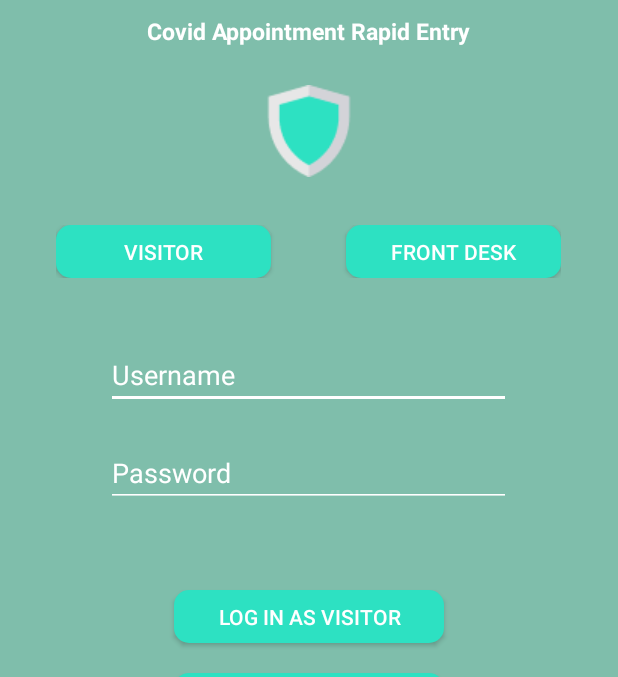
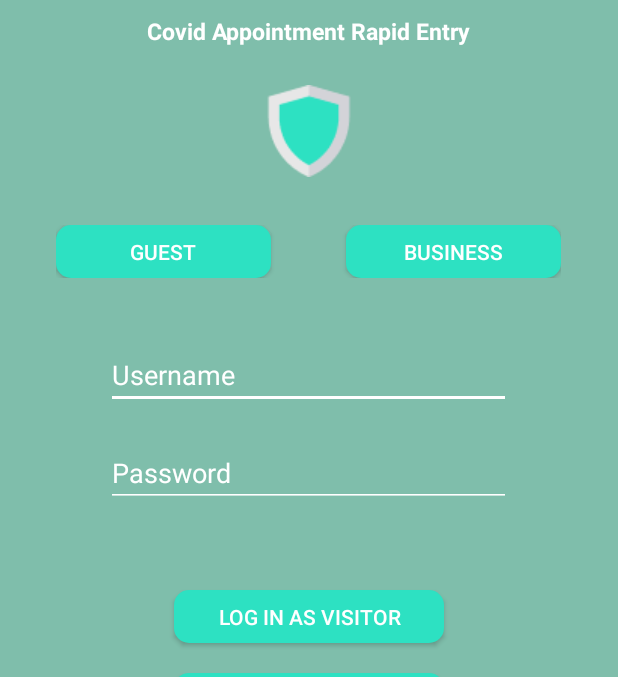
Before and after one commit to svarh/SWE-UT4, an Android app: the screen it shows after launch (MainActivity), on a phone screen of 412 x 824 dp, the part 176-853 px from its top. Run offline under Robolectric (Android 15) with nearby library versions, the phone set to English and light mode, and no system bars; 1 statement that could not run was skipped.

```diff
--- a/app/build.gradle
+++ b/app/build.gradle
@@ -1,6 +1,5 @@
 plugins {
     id 'com.android.application'
-    id 'com.google.gms.google-services'
 }
 
 android {
@@ -38,8 +37,6 @@ dependencies {
     testImplementation 'junit:junit:4.+'
     androidTestImplementation 'androidx.test.ext:junit:1.1.2'
     androidTestImplementation 'androidx.test.espresso:espresso-core:3.3.0'
-    implementation platform('com.google.firebase:firebase-bom:26.6.0')
-    implementation 'com.google.firebase:firebase-analytics'
 
     // Rounded corner button support
     implementation 'com.google.android.material:material:1.2.1'
--- a/app/src/main/java/com/example/care/MainActivity.java
+++ b/app/src/main/java/com/example/care/MainActivity.java
@@ -2,13 +2,57 @@ package com.example.care;
 
 import androidx.appcompat.app.AppCompatActivity;
 
+import android.app.Activity;
 import android.os.Bundle;
+import android.view.View;
+import android.widget.*;
 
-public class MainActivity extends AppCompatActivity {
+public class MainActivity extends AppCompatActivity implements View.OnClickListener {
+
+    private UserModel userModel;
+    static Activity thisActivity = null;
+
+    @Override
+    public void onClick(View v) {
+        switch (v.getId()) {
+            case R.id.btnLogIn:
+                EditText editTxtUsername = findViewById(R.id.editTxtUsername);
+                EditText editTxtPassword = findViewById(R.id.editTxtPassword);
+                String username = editTxtUsername.getText().toString();
+                String password = editTxtPassword.getText().toString();
+                this.userModel.login(username, password);
+                break;
+        }
+    }
+
+    // This method initializes all the needed things
+    private void initialize () {
+
+        // Initialize Activity
+        thisActivity = this;
+
+        // Initialize UserModel
+        userModel = new UserModel();
+
+        // Initialize buttons listener
+        Button btnLogin = findViewById(R.id.btnLogIn);
+        btnLogin.setOnClickListener(this);
+
+    }
 
     @Override
     protected void onCreate(Bundle savedInstanceState) {
         super.onCreate(savedInstanceState);
         setContentView(R.layout.activity_main);
+
+        initialize();
+
     }
+
+
+    // This method creates Toast to send notification
+    public static void makeToast(String str) {
+        Toast.makeText(thisActivity, str, Toast.LENGTH_SHORT).show();
+    }
+
 }
--- a/app/src/main/res/layout/activity_main.xml
+++ b/app/src/main/res/layout/activity_main.xml
@@ -71,9 +71,9 @@
         <Button
             android:layout_width="143dp"
             android:layout_height="35dp"
-            android:id="@+id/btnVisitor"
+            android:id="@+id/btnGuest"
 
-            android:text="Visitor"
+            android:text="Guest"
             android:background="@drawable/my_button"
             android:textColor="@color/white"
             android:textAlignment="center"
@@ -83,11 +83,11 @@
         <Button
             android:layout_width="143dp"
             android:layout_height="35dp"
-            android:id="@+id/btnFrontDesk"
-            android:layout_toRightOf="@+id/btnVisitor"
+            android:id="@+id/btnBusiness"
+            android:layout_toRightOf="@+id/btnGuest"
             android:layout_marginLeft="50dp"
 
-            android:text="Front Desk"
+            android:text="Business"
             android:background="@drawable/my_button"
             android:textColor="@color/white"
             android:textAlignment="center"
@@ -123,6 +123,7 @@
         android:textColor="@color/white"
         android:textColorHint="@color/white"
         android:backgroundTint="@color/white"/>
+
 
     <Button
         android:layout_width="180dp"
--- a/app/src/main/res/values/colors.xml
+++ b/app/src/main/res/values/colors.xml
@@ -7,6 +7,7 @@
     <color name="teal_700">#FF018786</color>
     <color name="black">#FF000000</color>
     <color name="white">#FFFFFFFF</color>
+    <color name="red">#E40808</color>
     <color name="background">#7FBEAB</color>
     <color name="button_color">#2DE1C2</color>
 </resources>
--- a/build.gradle
+++ b/build.gradle
@@ -6,7 +6,7 @@ buildscript {
     }
     dependencies {
         classpath "com.android.tools.build:gradle:4.1.2"
-        classpath 'com.google.gms:google-services:4.3.5'
+
         // NOTE: Do not place your application dependencies here; they belong
         // in the individual module build.gradle files
     }
```
Also changed, not shown: gradle/wrapper/gradle-wrapper.properties, 1 other file.
